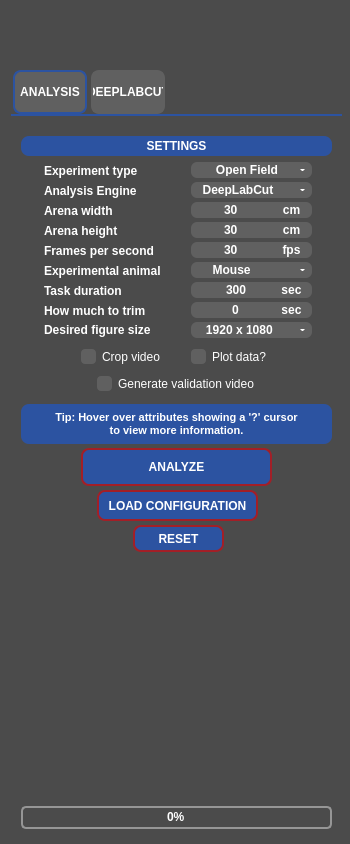
Before: the Qt Designer form src/behavython/gui/assets/ui/behavython_gui.ui in mrdrzit/behavython, drawn with Qt 5.
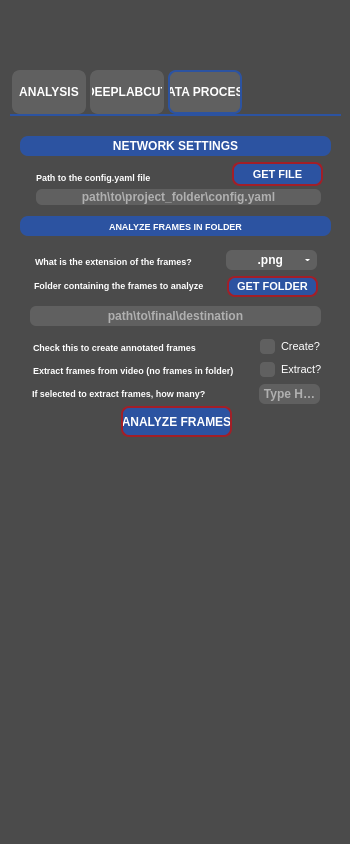
After: the same form once the commit is applied. Icons and pictures are not drawn.

Commit message: Add gpu check and fallback to cpu

Patch:
```diff
--- a/src/behavython/gui/assets/ui/behavython_gui.ui
+++ b/src/behavython/gui/assets/ui/behavython_gui.ui
@@ -2,6 +2,9 @@
 <ui version="4.0">
  <class>Form</class>
  <widget class="QWidget" name="Form">
+  <property name="enabled">
+   <bool>true</bool>
+  </property>
   <property name="geometry">
    <rect>
     <x>0</x>
@@ -34,7 +37,7 @@
   <widget class="QTabWidget" name="tabWidget">
    <property name="geometry">
     <rect>
-     <x>11</x>
+     <x>10</x>
      <y>70</y>
      <width>331</width>
      <height>821</height>
@@ -91,7 +94,7 @@
     <enum>QTabWidget::TabShape::Rounded</enum>
    </property>
    <property name="currentIndex">
-    <number>0</number>
+    <number>2</number>
    </property>
    <property name="iconSize">
     <size>
@@ -823,7 +826,21 @@
       <string>&lt;html&gt;&lt;head/&gt;&lt;body&gt;&lt;p&gt;&lt;span style=&quot; font-size:8pt; font-weight:400;&quot;&gt;Generate diagnostic visual reports.&lt;/span&gt;&lt;/p&gt;&lt;p&gt;&lt;span style=&quot; font-size:8pt; font-weight:400; font-style:italic;&quot;&gt;Includes heatmaps, movement trajectories, and distance accumulation curves.&lt;/span&gt;&lt;/p&gt;&lt;/body&gt;&lt;/html&gt;</string>
      </property>
      <property name="styleSheet">
-      <string notr="true">QCheckBox::indicator{width:15px;height:15px;background-color:#606060;border-radius:4px;}QCheckBox::indicator:checked{background-color:#A21F27;}</string>
+      <string notr="true">QCheckBox {
+    font-family: Arial;
+    font-size: 8pt;
+}
+
+QCheckBox::indicator {
+    width:15px;
+    height:15px;
+    background-color:#606060;
+    border-radius:4px;
+}
+
+QCheckBox::indicator:checked {
+    background-color:#A21F27;
+}</string>
      </property>
      <property name="text">
       <string>Plot data?</string>
@@ -841,6 +858,12 @@
        <height>21</height>
       </rect>
      </property>
+     <property name="font">
+      <font>
+       <family>Arial</family>
+       <pointsize>8</pointsize>
+      </font>
+     </property>
      <property name="cursor">
       <cursorShape>WhatsThisCursor</cursorShape>
      </property>
@@ -848,7 +871,21 @@
       <string>&lt;html&gt;&lt;head/&gt;&lt;body&gt;&lt;p&gt;&lt;span style=&quot; font-size:8pt; font-weight:400;&quot;&gt;Enable to automatically crop the output video based on the arena boundaries defined in your configuration.&lt;/span&gt;&lt;/p&gt;&lt;/body&gt;&lt;/html&gt;</string>
      </property>
      <property name="styleSheet">
-      <string notr="true">QCheckBox::indicator{width:15px;height:15px;background-color:#606060;border-radius:4px;}QCheckBox::indicator:checked{background-color:#A21F27;}</string>
+      <string notr="true">QCheckBox {
+    font-family: Arial;
+    font-size: 8pt;
+}
+
+QCheckBox::indicator {
+    width:15px;
+    height:15px;
+    background-color:#606060;
+    border-radius:4px;
+}
+
+QCheckBox::indicator:checked {
+    background-color:#A21F27;
+}</string>
      </property>
      <property name="text">
       <string>Crop video</string>
@@ -992,7 +1029,21 @@
       <enum>Qt::LayoutDirection::LeftToRight</enum>
      </property>
      <property name="styleSheet">
-      <string notr="true">QCheckBox::indicator{width:15px;height:15px;background-color:#606060;border-radius:4px;}QCheckBox::indicator:checked{background-color:#A21F27;}</string>
+      <string notr="true">QCheckBox {
+    font-family: Arial;
+    font-size: 8pt;
+}
+
+QCheckBox::indicator {
+    width:15px;
+    height:15px;
+    background-color:#606060;
+    border-radius:4px;
+}
+
+QCheckBox::indicator:checked {
+    background-color:#A21F27;
+}</string>
      </property>
      <property name="text">
       <string>Generate validation video</string>
@@ -2200,6 +2251,716 @@
      </property>
     </widget>
    </widget>
+   <widget class="QWidget" name="data_process_tab">
+    <attribute name="title">
+     <string>DATA PROCESS</string>
+    </attribute>
+    <widget class="QLabel" name="extract_frames_data_process">
+     <property name="enabled">
+      <bool>true</bool>
+     </property>
+     <property name="geometry">
+      <rect>
+       <x>22</x>
+       <y>267</y>
+       <width>221</width>
+       <height>20</height>
+      </rect>
+     </property>
+     <property name="sizePolicy">
+      <sizepolicy hsizetype="MinimumExpanding" vsizetype="MinimumExpanding">
+       <horstretch>0</horstretch>
+       <verstretch>0</verstretch>
+      </sizepolicy>
+     </property>
+     <property name="minimumSize">
+      <size>
+       <width>100</width>
+       <height>20</height>
+      </size>
+     </property>
+     <property name="maximumSize">
+      <size>
+       <width>260</width>
+       <height>60</height>
+      </size>
+     </property>
+     <property name="font">
+      <font>
+       <family>Arial</family>
+       <pointsize>7</pointsize>
+       <italic>false</italic>
+       <bold>true</bold>
+      </font>
+     </property>
+     <property name="styleSheet">
+      <string notr="true">QLabel{color:#FFFFFF;font:7pt&quot;Arial&quot;;font-weight:bold;}</string>
+     </property>
+     <property name="text">
+      <string notr="true">If selected to extract frames, how many?</string>
+     </property>
+     <property name="wordWrap">
+      <bool>true</bool>
+     </property>
+    </widget>
+    <widget class="QPushButton" name="analyze_frames_data_process">
+     <property name="geometry">
+      <rect>
+       <x>111</x>
+       <y>290</y>
+       <width>111</width>
+       <height>31</height>
+      </rect>
+     </property>
+     <property name="cursor">
+      <cursorShape>PointingHandCursor</cursorShape>
+     </property>
+     <property name="styleSheet">
+      <string notr="true">QPushButton{font:14pt&quot;Arial&quot;;font-weight:bold;}QPushButton{border:2px solid #A21F27;border-radius:8px;background-color:#2C53A1;color:#FFFFFF;font:8pt&quot;Arial&quot;;font-weight:bold;}QPushButton:pressed{border:2px solid #A21F27;border-radius:8px;background-color:#A21F27;color:#FFFFFF;}</string>
+     </property>
+     <property name="text">
+      <string notr="true">ANALYZE FRAMES</string>
+     </property>
+    </widget>
+    <widget class="QLabel" name="network_selection_data_process">
+     <property name="geometry">
+      <rect>
+       <x>10</x>
+       <y>20</y>
+       <width>311</width>
+       <height>20</height>
+      </rect>
+     </property>
+     <property name="styleSheet">
+      <string notr="true">QLabel{
+    border:#969696;
+    background-color:#2C53A1;
+    border-radius:8px;
+    color:#FFFFFF;
+    font:7pt&quot;Arial&quot;;
+    font-weight:bold;
+}</string>
+     </property>
+     <property name="text">
+      <string notr="true">NETWORK SETTINGS</string>
+     </property>
+     <property name="alignment">
+      <set>Qt::AlignmentFlag::AlignCenter</set>
+     </property>
+    </widget>
+    <widget class="QLabel" name="config_path_data_process">
+     <property name="geometry">
+      <rect>
+       <x>26</x>
+       <y>53</y>
+       <width>200</width>
+       <height>16</height>
+      </rect>
+     </property>
+     <property name="sizePolicy">
+      <sizepolicy hsizetype="Fixed" vsizetype="Fixed">
+       <horstretch>0</horstretch>
+       <verstretch>0</verstretch>
+      </sizepolicy>
+     </property>
+     <property name="minimumSize">
+      <size>
+       <width>170</width>
+       <height>16</height>
+      </size>
+     </property>
+     <property name="maximumSize">
+      <size>
+       <width>200</width>
+       <height>16</height>
+      </size>
+     </property>
+     <property name="font">
+      <font>
+       <family>Arial</family>
+       <pointsize>7</pointsize>
+       <italic>false</italic>
+       <bold>true</bold>
+      </font>
+     </property>
+     <property name="styleSheet">
+      <string notr="true">QLabel{color:#FFFFFF;font:7pt&quot;Arial&quot;;font-weight:bold;}</string>
+     </property>
+     <property name="text">
+      <string notr="true">Path to the config.yaml file </string>
+     </property>
+    </widget>
+    <widget class="QPushButton" name="get_frames_path_data_process">
+     <property name="geometry">
+      <rect>
+       <x>217</x>
+       <y>160</y>
+       <width>91</width>
+       <height>21</height>
+      </rect>
+     </property>
+     <property name="font">
+      <font>
+       <family>Arial</family>
+       <pointsize>8</pointsize>
+       <italic>false</italic>
+       <bold>true</bold>
+      </font>
+     </property>
+     <property name="cursor">
+      <cursorShape>PointingHandCursor</cursorShape>
+     </property>
+     <property name="styleSheet">
+      <string notr="true">QPushButton{font:6pt&quot;Arial&quot;;font-weight:bold;}QPushButton{border:2px solid #A21F27;border-radius:8px;background-color:#2C53A1;color:#FFFFFF;font:8pt&quot;Arial&quot;;font-weight:bold;}QPushButton:pressed{border:2px solid #A21F27;border-radius:8px;background-color:#A21F27;color:#FFFFFF;}</string>
+     </property>
+     <property name="text">
+      <string notr="true">GET FOLDER</string>
+     </property>
+    </widget>
+    <widget class="QPushButton" name="get_config_path_data_process">
+     <property name="geometry">
+      <rect>
+       <x>222</x>
+       <y>46</y>
+       <width>91</width>
+       <height>24</height>
+      </rect>
+     </property>
+     <property name="font">
+      <font>
+       <family>Arial</family>
+       <pointsize>8</pointsize>
+       <italic>false</italic>
+       <bold>true</bold>
+      </font>
+     </property>
+     <property name="cursor">
+      <cursorShape>PointingHandCursor</cursorShape>
+     </property>
+     <property name="styleSheet">
+      <string notr="true">QPushButton{font:10pt&quot;Arial&quot;;font-weight:bold;}QPushButton{border:2px solid #A21F27;border-radius:8px;background-color:#2C53A1;color:#FFFFFF;font:8pt&quot;Arial&quot;;font-weight:bold;}QPushButton:pressed{border:2px solid #A21F27;border-radius:8px;background-color:#A21F27;color:#FFFFFF;}</string>
+     </property>
+     <property name="text">
+      <string notr="true">GET FILE</string>
+     </property>
+    </widget>
+    <widget class="QLabel" name="create_annotated_frames_data_process">
+     <property name="geometry">
+      <rect>
+       <x>23</x>
+       <y>221</y>
+       <width>181</width>
+       <height>20</height>
+      </rect>
+     </property>
+     <property name="sizePolicy">
+      <sizepolicy hsizetype="MinimumExpanding" vsizetype="MinimumExpanding">
+       <horstretch>0</horstretch>
+       <verstretch>0</verstretch>
+      </sizepolicy>
+     </property>
+     <property name="minimumSize">
+      <size>
+       <width>100</width>
+       <height>20</height>
+      </size>
+     </property>
+     <property name="maximumSize">
+      <size>
+       <width>260</width>
+       <height>60</height>
+      </size>
+     </property>
+     <property name="font">
+      <font>
+       <family>Arial</family>
+       <pointsize>7</pointsize>
+       <italic>false</italic>
+       <bold>true</bold>
+      </font>
+     </property>
+     <property name="styleSheet">
+      <string notr="true">QLabel{color:#FFFFFF;font:7pt&quot;Arial&quot;;font-weight:bold;}</string>
+     </property>
+     <property name="text">
+      <string notr="true">Check this to create annotated frames</string>
+     </property>
+     <property name="wordWrap">
+      <bool>true</bool>
+     </property>
+    </widget>
+    <widget class="QCheckBox" name="create_annotated_frames_checkbox_data_process">
+     <property name="geometry">
+      <rect>
+       <x>250</x>
+       <y>220</y>
+       <width>81</width>
+       <height>20</height>
+      </rect>
+     </property>
+     <property name="font">
+      <font>
+       <family>Arial</family>
+       <pointsize>8</pointsize>
+      </font>
+     </property>
+     <property name="styleSheet">
+      <string notr="true">QCheckBox {
+    font-family: Arial;
+    font-size: 8pt;
+}
+
+QCheckBox::indicator {
+    width:15px;
+    height:15px;
+    background-color:#606060;
+    border-radius:4px;
+}
+
+QCheckBox::indicator:checked {
+    background-color:#A21F27;
+}</string>
+     </property>
+     <property name="text">
+      <string>Create?</string>
+     </property>
+     <property name="checked">
+      <bool>false</bool>
+     </property>
+    </widget>
+    <widget class="QLabel" name="file_extension_confirmation_data_process">
+     <property name="geometry">
+      <rect>
+       <x>25</x>
+       <y>137</y>
+       <width>195</width>
+       <height>16</height>
+      </rect>
+     </property>
+     <property name="sizePolicy">
+      <sizepolicy hsizetype="Fixed" vsizetype="Fixed">
+       <horstretch>0</horstretch>
+       <verstretch>0</verstretch>
+      </sizepolicy>
+     </property>
+     <property name="minimumSize">
+      <size>
+       <width>130</width>
+       <height>16</height>
+      </size>
+     </property>
+     <property name="maximumSize">
+      <size>
+       <width>200</width>
+       <height>42</height>
+      </size>
+     </property>
+     <property name="font">
+      <font>
+       <family>Arial</family>
+       <pointsize>7</pointsize>
+       <italic>false</italic>
+       <bold>true</bold>
+      </font>
+     </property>
+     <property name="styleSheet">
+      <string notr="true">QLabel{color:#FFFFFF;font:7pt&quot;Arial&quot;;font-weight:bold;}</string>
+     </property>
+     <property name="text">
+      <string notr="true">What is the extension of the frames?</string>
+     </property>
+     <property name="wordWrap">
+      <bool>true</bool>
+     </property>
+    </widget>
+    <widget class="QComboBox" name="file_extension_confirmation_label_data_process">
+     <property name="geometry">
+      <rect>
+       <x>216</x>
+       <y>134</y>
+       <width>91</width>
+       <height>20</height>
+      </rect>
+     </property>
+     <property name="sizePolicy">
+      <sizepolicy hsizetype="Maximum" vsizetype="Maximum">
+       <horstretch>0</horstretch>
+       <verstretch>0</verstretch>
+      </sizepolicy>
+     </property>
+     <property name="minimumSize">
+      <size>
+       <width>91</width>
+       <height>20</height>
+      </size>
+     </property>
+     <property name="maximumSize">
+      <size>
+       <width>81</width>
+       <height>20</height>
+      </size>
+     </property>
+     <property name="cursor">
+      <cursorShape>PointingHandCursor</cursorShape>
+     </property>
+     <property name="toolTip">
+      <string>&lt;html&gt;&lt;head/&gt;&lt;body&gt;&lt;p&gt;&lt;span style=&quot; font-size:8pt; font-weight:400;&quot;&gt;Set the maximum resolution for the resulting figures computed.&lt;/span&gt;&lt;/p&gt;&lt;p&gt;&lt;span style=&quot; font-size:8pt; font-weight:400; font-style:italic;&quot;&gt;Note that, to maintain aspect ratio of the original file, the final resolution might have &amp;quot;uncommon&amp;quot; sizes and might not match 1:1 the maximum resolution set (if the original image also had &amp;quot;uncommon&amp;quot; resolution).&lt;/span&gt;&lt;/p&gt;&lt;/body&gt;&lt;/html&gt;</string>
+     </property>
+     <property name="autoFillBackground">
+      <bool>false</bool>
+     </property>
+     <property name="styleSheet">
+      <string notr="true">QComboBox{color:#FFFFFF;font:7pt&quot;Arial&quot;;font-weight:bold;background-color:#606060;border:0px;border-radius:6px;}QListView{color:#FFFFFF;font:8pt&quot;Century Gothic&quot;;font-weight:bold;background-color:#969696;border:0px;}QListView{color:#FFFFFF;font:7pt&quot;Arial&quot;;font-weight:bold;background-color:#606060;border:0px;border-radius:6px;}QComboBox::drop-down{width:20px;border:5px;}QComboBox::down-arrow{border-left:2px solid none;border-right:2px solid none;border-top:2px solid #FFFFFF;width:0.5px;height:1px;border-radius:2px;}QComboBox::down-arrow:hover{border-left:2px solid none;border-right:2px solid none;border-top:2px solid #A21F27;width:0.5px;height:1px;border-radius:2px;}QAbstractItemView{border:2px solid #969696;selection-background-color:#2C53A1;}</string>
+     </property>
+     <property name="currentText">
+      <string notr="true">        .png</string>
+     </property>
+     <property name="currentIndex">
+      <number>1</number>
+     </property>
+     <property name="sizeAdjustPolicy">
+      <enum>QComboBox::SizeAdjustPolicy::AdjustToContents</enum>
+     </property>
+     <item>
+      <property name="text">
+       <string>         .jpg</string>
+      </property>
+     </item>
+     <item>
+      <property name="text">
+       <string notr="true">        .png</string>
+      </property>
+     </item>
+     <item>
+      <property name="text">
+       <string>        .jpeg</string>
+      </property>
+     </item>
+    </widget>
+    <widget class="QLineEdit" name="config_path_data_process_path">
+     <property name="enabled">
+      <bool>true</bool>
+     </property>
+     <property name="geometry">
+      <rect>
+       <x>26</x>
+       <y>73</y>
+       <width>285</width>
+       <height>16</height>
+      </rect>
+     </property>
+     <property name="minimumSize">
+      <size>
+       <width>285</width>
+       <height>0</height>
+      </size>
+     </property>
+     <property name="maximumSize">
+      <size>
+       <width>500</width>
+       <height>20</height>
+      </size>
+     </property>
+     <property name="mouseTracking">
+      <bool>false</bool>
+     </property>
+     <property name="styleSheet">
+      <string notr="true">QLineEdit{border:#969696;background-color:#606060;border-bottom-left-radius:6px;border-top-left-radius:6px;color:#FFFFFF;font:7pt&quot;Arial&quot;;font-weight:bold;border-bottom-right-radius:6px;border-top-right-radius:6px}</string>
+     </property>
+     <property name="text">
+      <string notr="true"/>
+     </property>
+     <property name="frame">
+      <bool>false</bool>
+     </property>
+     <property name="cursorPosition">
+      <number>0</number>
+     </property>
+     <property name="alignment">
+      <set>Qt::AlignmentFlag::AlignCenter</set>
+     </property>
+     <property name="readOnly">
+      <bool>true</bool>
+     </property>
+     <property name="placeholderText">
+      <string>path\to\project_folder\config.yaml</string>
+     </property>
+    </widget>
+    <widget class="QCheckBox" name="extract_frames_from_zero_checkbox_data_process">
+     <property name="geometry">
+      <rect>
+       <x>250</x>
+       <y>243</y>
+       <width>81</width>
+       <height>20</height>
+      </rect>
+     </property>
+     <property name="font">
+      <font>
+       <family>Arial</family>
+       <pointsize>8</pointsize>
+      </font>
+     </property>
+     <property name="styleSheet">
+      <string notr="true">QCheckBox {
+    font-family: Arial;
+    font-size: 8pt;
+}
+
+QCheckBox::indicator {
+    width:15px;
+    height:15px;
+    background-color:#606060;
+    border-radius:4px;
+}
+
+QCheckBox::indicator:checked {
+    background-color:#A21F27;
+}</string>
+     </property>
+     <property name="text">
+      <string notr="true">Extract?</string>
+     </property>
+     <property name="checked">
+      <bool>false</bool>
+     </property>
+    </widget>
+    <widget class="QLabel" name="extract_frames_from_zero_data_process">
+     <property name="geometry">
+      <rect>
+       <x>23</x>
+       <y>244</y>
+       <width>221</width>
+       <height>20</height>
+      </rect>
+     </property>
+     <property name="sizePolicy">
+      <sizepolicy hsizetype="MinimumExpanding" vsizetype="MinimumExpanding">
+       <horstretch>0</horstretch>
+       <verstretch>0</verstretch>
+      </sizepolicy>
+     </property>
+     <property name="minimumSize">
+      <size>
+       <width>100</width>
+       <height>20</height>
+      </size>
+     </property>
+     <property name="maximumSize">
+      <size>
+       <width>260</width>
+       <height>60</height>
+      </size>
+     </property>
+     <property name="font">
+      <font>
+       <family>Arial</family>
+       <pointsize>7</pointsize>
+       <italic>false</italic>
+       <bold>true</bold>
+      </font>
+     </property>
+     <property name="styleSheet">
+      <string notr="true">QLabel{color:#FFFFFF;font:7pt&quot;Arial&quot;;font-weight:bold;}</string>
+     </property>
+     <property name="text">
+      <string notr="true">Extract frames from video (no frames in folder)</string>
+     </property>
+     <property name="wordWrap">
+      <bool>true</bool>
+     </property>
+    </widget>
+    <widget class="QLabel" name="frames_folder_data_process">
+     <property name="geometry">
+      <rect>
+       <x>24</x>
+       <y>159</y>
+       <width>181</width>
+       <height>21</height>
+      </rect>
+     </property>
+     <property name="sizePolicy">
+      <sizepolicy hsizetype="Fixed" vsizetype="Fixed">
+       <horstretch>0</horstretch>
+       <verstretch>0</verstretch>
+      </sizepolicy>
+     </property>
+     <property name="minimumSize">
+      <size>
+       <width>130</width>
+       <height>16</height>
+      </size>
+     </property>
+     <property name="maximumSize">
+      <size>
+       <width>181</width>
+       <height>21</height>
+      </size>
+     </property>
+     <property name="font">
+      <font>
+       <family>Arial</family>
+       <pointsize>7</pointsize>
+       <italic>false</italic>
+       <bold>true</bold>
+      </font>
+     </property>
+     <property name="styleSheet">
+      <string notr="true">QLabel{color:#FFFFFF;font:7pt&quot;Arial&quot;;font-weight:bold;}</string>
+     </property>
+     <property name="text">
+      <string notr="true">Folder containing the frames to analyze</string>
+     </property>
+     <property name="wordWrap">
+      <bool>true</bool>
+     </property>
+    </widget>
+    <widget class="QLineEdit" name="video_folder_data_process">
+     <property name="geometry">
+      <rect>
+       <x>20</x>
+       <y>190</y>
+       <width>291</width>
+       <height>20</height>
+      </rect>
+     </property>
+     <property name="minimumSize">
+      <size>
+       <width>285</width>
+       <height>0</height>
+      </size>
+     </property>
+     <property name="maximumSize">
+      <size>
+       <width>500</width>
+       <height>20</height>
+      </size>
+     </property>
+     <property name="styleSheet">
+      <string notr="true">QLineEdit{border:#969696;background-color:#606060;border-bottom-left-radius:6px;border-top-left-radius:6px;color:#FFFFFF;font:7pt&quot;Arial&quot;;font-weight:bold;border-bottom-right-radius:6px;border-top-right-radius:6px}</string>
+     </property>
+     <property name="text">
+      <string notr="true"/>
+     </property>
+     <property name="frame">
+      <bool>false</bool>
+     </property>
+     <property name="cursorPosition">
+      <number>0</number>
+     </property>
+     <property name="alignment">
+      <set>Qt::AlignmentFlag::AlignCenter</set>
+     </property>
+     <property name="readOnly">
+      <bool>true</bool>
+     </property>
+     <property name="placeholderText">
+      <string>path\to\final\destination</string>
+     </property>
+    </widget>
+    <widget class="QLineEdit" name="extract_frames_field">
+     <property name="enabled">
+      <bool>true</bool>
+     </property>
+     <property name="geometry">
+      <rect>
+       <x>249</x>
+       <y>268</y>
+       <width>61</width>
+       <height>20</height>
+      </rect>
+     </property>
+     <property name="minimumSize">
+      <size>
+       <width>0</width>
+       <height>0</height>
+      </size>
+     </property>
+     <property name="maximumSize">
+      <size>
+       <width>300</width>
+       <height>20</height>
+      </size>
+     </property>
+     <property name="styleSheet">
+      <string notr="true">QLineEdit{border:#969696;background-color:#606060;border-bottom-left-radius:6px;border-top-left-radius:6px;color:#FFFFFF;font:7pt&quot;Arial&quot;;font-weight:bold;border-bottom-right-radius:6px;border-top-right-radius:6px}</string>
+     </property>
+     <property name="text">
+      <string notr="true"/>
+     </property>
+     <property name="frame">
+      <bool>false</bool>
+     </property>
+     <property name="cursorPosition">
+      <number>0</number>
+     </property>
+     <property name="alignment">
+      <set>Qt::AlignmentFlag::AlignCenter</set>
+     </property>
+     <property name="readOnly">
+      <bool>false</bool>
+     </property>
+     <property name="placeholderText">
+      <string>Type Here</string>
+     </property>
+    </widget>
+    <widget class="QLabel" name="analyze_frames_data_process_section_label">
+     <property name="geometry">
+      <rect>
+       <x>10</x>
+       <y>100</y>
+       <width>311</width>
+       <height>20</height>
+      </rect>
+     </property>
+     <property name="sizePolicy">
+      <sizepolicy hsizetype="MinimumExpanding" vsizetype="MinimumExpanding">
+       <horstretch>0</horstretch>
+       <verstretch>0</verstretch>
+      </sizepolicy>
+     </property>
+     <property name="minimumSize">
+      <size>
+       <width>70</width>
+       <height>10</height>
+      </size>
+     </property>
+     <property name="maximumSize">
+      <size>
+       <width>369</width>
+       <height>66</height>
+      </size>
+     </property>
+     <property name="font">
+      <font>
+       <family>Arial</family>
+       <pointsize>7</pointsize>
+       <italic>false</italic>
+       <bold>true</bold>
+      </font>
+     </property>
+     <property name="styleSheet">
+      <string notr="true">QLabel{
+    border:#969696;
+    background-color:#2C53A1;
+    border-radius:8px;
+    color:#FFFFFF;
+    font:7pt&quot;Arial&quot;;
+    font-weight:bold;
+}
+</string>
+     </property>
+     <property name="text">
+      <string notr="true">ANALYZE FRAMES IN FOLDER</string>
+     </property>
+     <property name="alignment">
+      <set>Qt::AlignmentFlag::AlignCenter</set>
+     </property>
+     <property name="wordWrap">
+      <bool>true</bool>
+     </property>
+    </widget>
+   </widget>
   </widget>
   <widget class="QLabel" name="behavython_logo">
    <property name="geometry">
```
Left out of the diff: 24 changed lines with no effect on the pictures. The commit also changes 4 other files.
